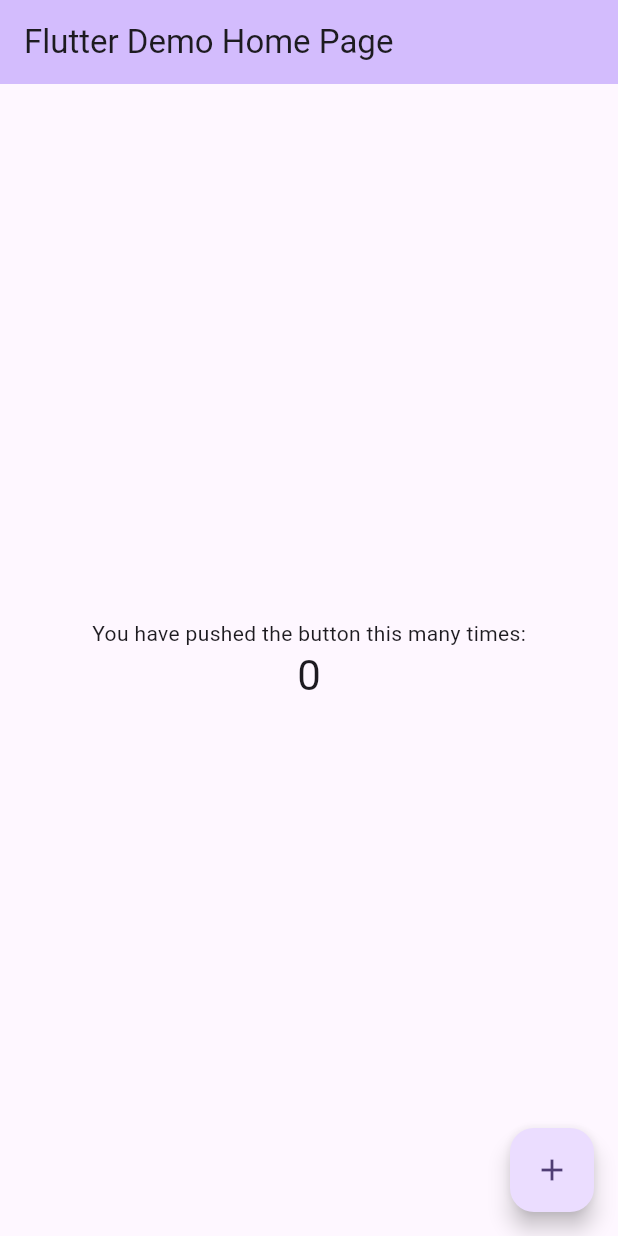
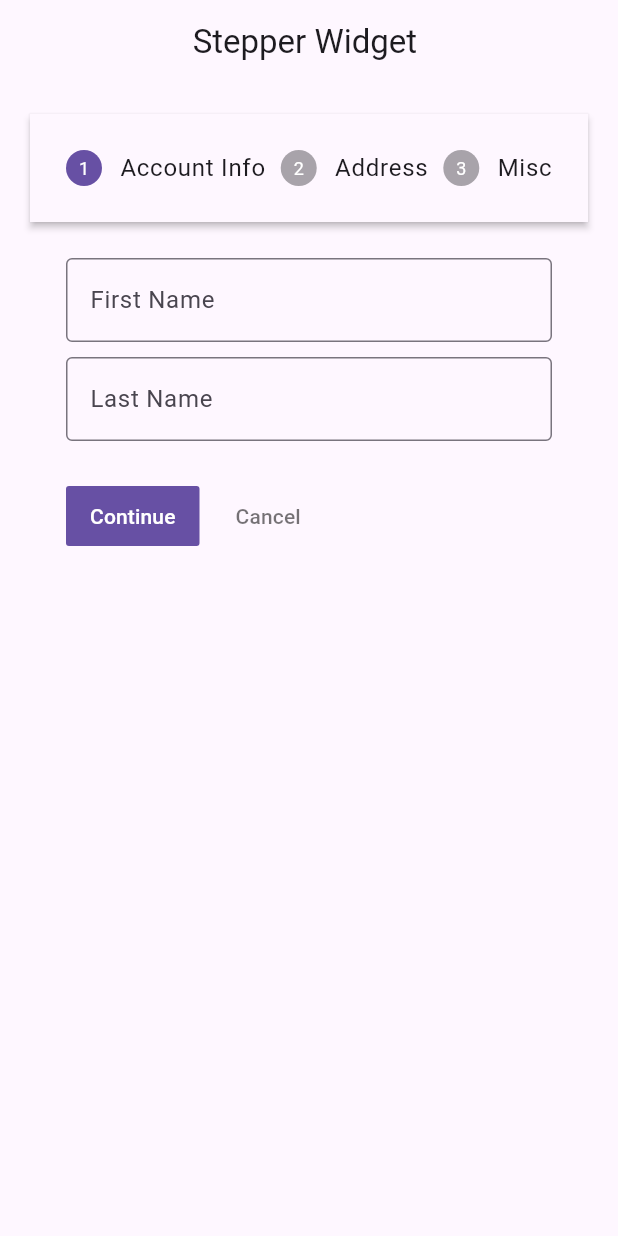
Before and after one commit to mevljas/Human-Computer-Interaction, a Flutter app: the screen it shows after launch, on a phone screen of 412 x 824 dp. Run offline on Flutter 3.47's test engine with Material 3 defaults, Android fonts, the phone set to English and light mode, and no system bars.

Commit message:
add form with stepper

```diff
--- /dev/null
+++ b/seminars/2.seminar/avtek/lib/custom_button.dart
@@ -0,0 +1,24 @@
+import 'package:flutter/material.dart';
+
+class CustomBtn extends StatelessWidget {
+  final Function? callback;
+  final Widget? title;
+  CustomBtn({Key? key, this.title, this.callback}) : super(key: key);
+
+  @override
+  Widget build(BuildContext context) {
+    return Container(
+      margin: const EdgeInsets.only(bottom: 10),
+      child: SizedBox(
+        width: double.infinity,
+        child: Container(
+          color: Colors.blue,
+          child: TextButton(
+            onPressed: () => callback!(),
+            child: title!,
+          ),
+        ),
+      ),
+    );
+  }
+}
--- /dev/null
+++ b/seminars/2.seminar/avtek/lib/custom_input.dart
@@ -0,0 +1,20 @@
+import 'package:flutter/material.dart';
+
+class CustomInput extends StatelessWidget {
+  final ValueChanged<String>? onChanged;
+  final String? hint;
+  final InputBorder? inputBorder;
+  const CustomInput({Key? key, this.onChanged, this.hint, this.inputBorder})
+      : super(key: key);
+
+  @override
+  Widget build(BuildContext context) {
+    return Container(
+      margin: const EdgeInsets.only(bottom: 10),
+      child: TextField(
+        onChanged: (v) => onChanged!(v),
+        decoration: InputDecoration(hintText: hint!, border: inputBorder),
+      ),
+    );
+  }
+}
--- /dev/null
+++ b/seminars/2.seminar/avtek/lib/form_page.dart
@@ -0,0 +1,103 @@
+import 'package:avtek/custom_input.dart';
+import 'package:flutter/material.dart';
+
+class FormPage extends StatefulWidget {
+  const FormPage({Key? key}) : super(key: key);
+
+  @override
+  _FormPageState createState() => _FormPageState();
+}
+
+class _FormPageState extends State<FormPage> {
+  int currentStep = 0;
+  @override
+  Widget build(BuildContext context) {
+    return MaterialApp(
+      home: Scaffold(
+        appBar: AppBar(
+          title: const Text(
+            "Stepper Widget ",
+          ),
+          centerTitle: true,
+        ),
+        body: Container(
+            padding: const EdgeInsets.all(20),
+            child: Stepper(
+              type: StepperType.horizontal,
+              currentStep: currentStep,
+              onStepCancel: () => currentStep == 0
+                  ? null
+                  : setState(() {
+                      currentStep -= 1;
+                    }),
+              onStepContinue: () {
+                bool isLastStep = (currentStep == getSteps().length - 1);
+                if (isLastStep) {
+                  //Do something with this information
+                } else {
+                  setState(() {
+                    currentStep += 1;
+                  });
+                }
+              },
+              onStepTapped: (step) => setState(() {
+                currentStep = step;
+              }),
+              steps: getSteps(),
+            )),
+      ),
+    );
+  }
+
+  List<Step> getSteps() {
+    return <Step>[
+      Step(
+        state: currentStep > 0 ? StepState.complete : StepState.indexed,
+        isActive: currentStep >= 0,
+        title: const Text("Account Info"),
+        content: Column(
+          children: const [
+            CustomInput(
+              hint: "First Name",
+              inputBorder: OutlineInputBorder(),
+            ),
+            CustomInput(
+              hint: "Last Name",
+              inputBorder: OutlineInputBorder(),
+            ),
+          ],
+        ),
+      ),
+      Step(
+        state: currentStep > 1 ? StepState.complete : StepState.indexed,
+        isActive: currentStep >= 1,
+        title: const Text("Address"),
+        content: Column(
+          children: const [
+            CustomInput(
+              hint: "City and State",
+              inputBorder: OutlineInputBorder(),
+            ),
+            CustomInput(
+              hint: "Postal Code",
+              inputBorder: OutlineInputBorder(),
+            ),
+          ],
+        ),
+      ),
+      Step(
+        state: currentStep > 2 ? StepState.complete : StepState.indexed,
+        isActive: currentStep >= 2,
+        title: const Text("Misc"),
+        content: Column(
+          children: const [
+            CustomInput(
+              hint: "Bio",
+              inputBorder: OutlineInputBorder(),
+            ),
+          ],
+        ),
+      ),
+    ];
+  }
+}
--- a/seminars/2.seminar/avtek/lib/main.dart
+++ b/seminars/2.seminar/avtek/lib/main.dart
@@ -1,3 +1,4 @@
+import 'package:avtek/form_page.dart';
 import 'package:flutter/material.dart';
 
 void main() {
@@ -5,121 +6,16 @@
 }
 
 class MyApp extends StatelessWidget {
-  const MyApp({super.key});
+  const MyApp({Key? key}) : super(key: key);
 
-  // This widget is the root of your application.
   @override
   Widget build(BuildContext context) {
     return MaterialApp(
       title: 'Flutter Demo',
       theme: ThemeData(
-        // This is the theme of your application.
-        //
-        // TRY THIS: Try running your application with "flutter run". You'll see
-        // the application has a purple toolbar. Then, without quitting the app,
-        // try changing the seedColor in the colorScheme below to Colors.green
-        // and then invoke "hot reload" (save your changes or press the "hot
-        // reload" button in a Flutter-supported IDE, or press "r" if you used
-        // the command line to start the app).
-        //
-        // Notice that the counter didn't reset back to zero; the application
-        // state is not lost during the reload. To reset the state, use hot
-        // restart instead.
-        //
-        // This works for code too, not just values: Most code changes can be
-        // tested with just a hot reload.
-        colorScheme: ColorScheme.fromSeed(seedColor: Colors.deepPurple),
-        useMaterial3: true,
+        primarySwatch: Colors.blue,
       ),
-      home: const MyHomePage(title: 'Flutter Demo Home Page'),
+      home: const FormPage(),
     );
   }
 }
-
-class MyHomePage extends StatefulWidget {
-  const MyHomePage({super.key, required this.title});
-
-  // This widget is the home page of your application. It is stateful, meaning
-  // that it has a State object (defined below) that contains fields that affect
-  // how it looks.
-
-  // This class is the configuration for the state. It holds the values (in this
-  // case the title) provided by the parent (in this case the App widget) and
-  // used by the build method of the State. Fields in a Widget subclass are
-  // always marked "final".
-
-  final String title;
-
-  @override
-  State<MyHomePage> createState() => _MyHomePageState();
-}
-
-class _MyHomePageState extends State<MyHomePage> {
-  int _counter = 0;
-
-  void _incrementCounter() {
-    setState(() {
-      // This call to setState tells the Flutter framework that something has
-      // changed in this State, which causes it to rerun the build method below
-      // so that the display can reflect the updated values. If we changed
-      // _counter without calling setState(), then the build method would not be
-      // called again, and so nothing would appear to happen.
-      _counter++;
-    });
-  }
-
-  @override
-  Widget build(BuildContext context) {
-    // This method is rerun every time setState is called, for instance as done
-    // by the _incrementCounter method above.
-    //
-    // The Flutter framework has been optimized to make rerunning build methods
-    // fast, so that you can just rebuild anything that needs updating rather
-    // than having to individually change instances of widgets.
-    return Scaffold(
-      appBar: AppBar(
-        // TRY THIS: Try changing the color here to a specific color (to
-        // Colors.amber, perhaps?) and trigger a hot reload to see the AppBar
-        // change color while the other colors stay the same.
-        backgroundColor: Theme.of(context).colorScheme.inversePrimary,
-        // Here we take the value from the MyHomePage object that was created by
-        // the App.build method, and use it to set our appbar title.
-        title: Text(widget.title),
-      ),
-      body: Center(
-        // Center is a layout widget. It takes a single child and positions it
-        // in the middle of the parent.
-        child: Column(
-          // Column is also a layout widget. It takes a list of children and
-          // arranges them vertically. By default, it sizes itself to fit its
-          // children horizontally, and tries to be as tall as its parent.
-          //
-          // Column has various properties to control how it sizes itself and
-          // how it positions its children. Here we use mainAxisAlignment to
-          // center the children vertically; the main axis here is the vertical
-          // axis because Columns are vertical (the cross axis would be
-          // horizontal).
-          //
-          // TRY THIS: Invoke "debug painting" (choose the "Toggle Debug Paint"
-          // action in the IDE, or press "p" in the console), to see the
-          // wireframe for each widget.
-          mainAxisAlignment: MainAxisAlignment.center,
-          children: <Widget>[
-            const Text(
-              'You have pushed the button this many times:',
-            ),
-            Text(
-              '$_counter',
-              style: Theme.of(context).textTheme.headlineMedium,
-            ),
-          ],
-        ),
-      ),
-      floatingActionButton: FloatingActionButton(
-        onPressed: _incrementCounter,
-        tooltip: 'Increment',
-        child: const Icon(Icons.add),
-      ), // This trailing comma makes auto-formatting nicer for build methods.
-    );
-  }
-}
```
